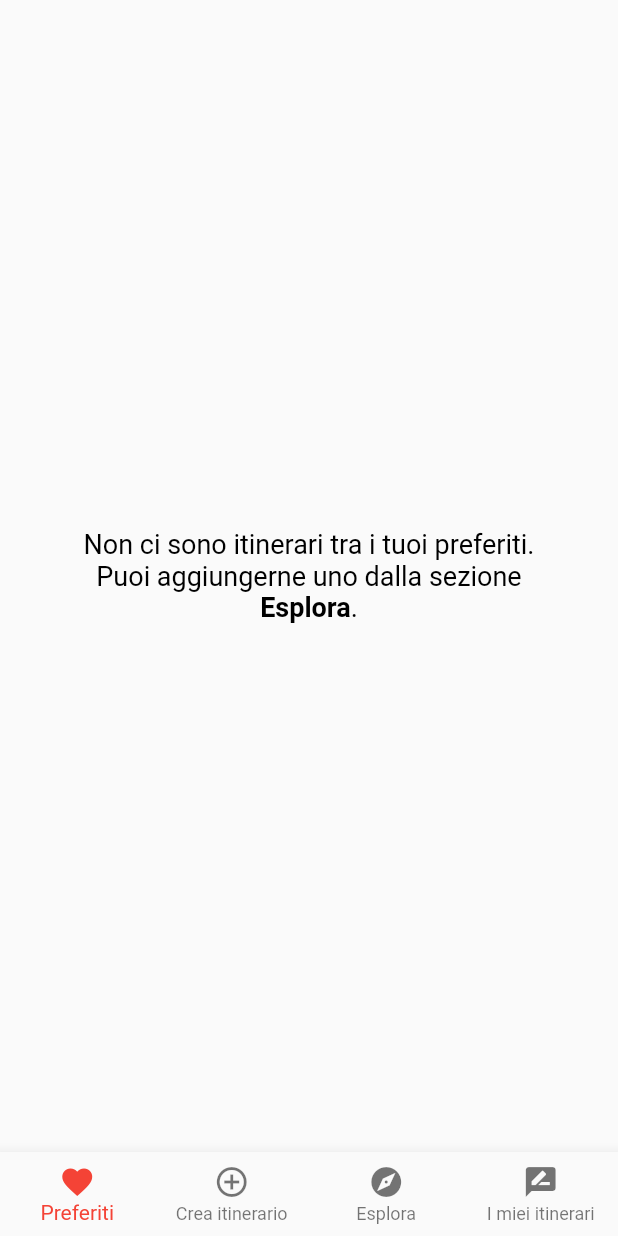
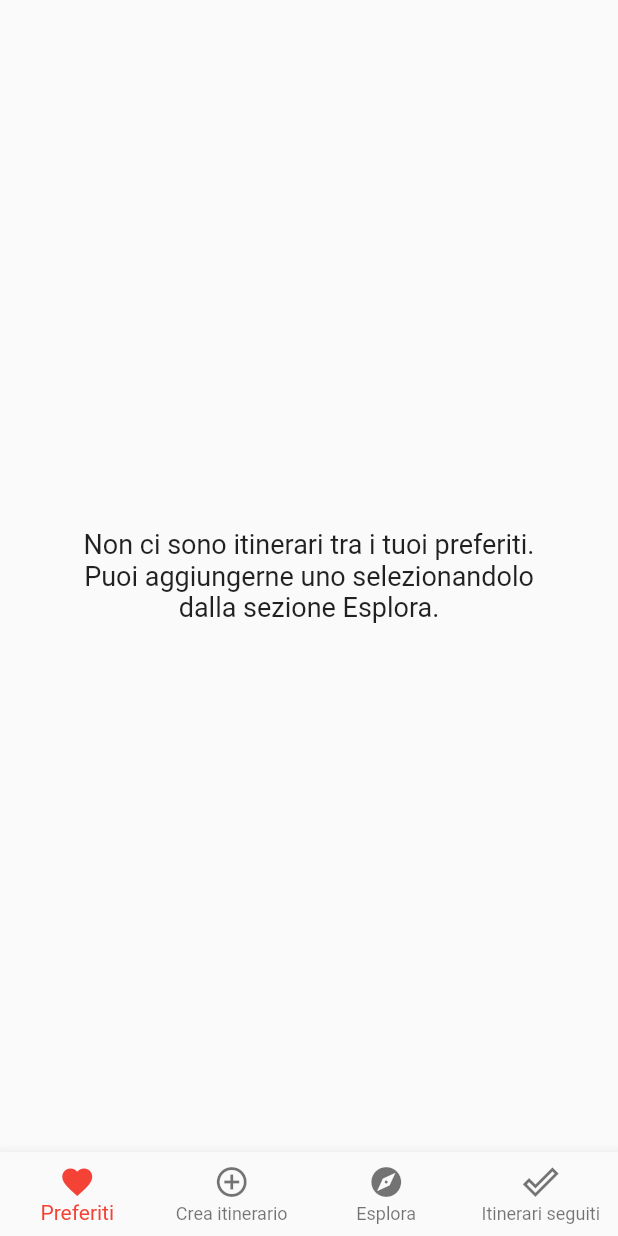
Before and after one commit to AlessioLuciani/GuideMe, a Flutter app: the IOSLayout screen opened directly, on a phone screen of 412 x 824 dp. Run offline on Flutter 3.47's test engine with Material 2 defaults, Android fonts, the phone set to English and light mode, and no system bars; our stand-ins replace google_maps_flutter, image_picker, permission_handler.

Commit message:
Piccolo fix

```diff
--- a/lib/base_layouts/android_layout.dart
+++ b/lib/base_layouts/android_layout.dart
@@ -18,9 +18,9 @@ class DrawerItem {
 class AndroidLayout extends StatefulWidget {
   final drawerItems = [
     new DrawerItem("Esplora", Icons.explore),
-    new DrawerItem("Aggiungi itinerario", Icons.add_circle_outline),
-    new DrawerItem("I miei itinerari", Icons.rate_review),
-    new DrawerItem("Preferiti", Icons.bookmark),
+    new DrawerItem("Crea itinerario", Icons.add_circle_outline),
+    new DrawerItem("Itinerari seguiti", Icons.done_outline),
+    new DrawerItem("Preferiti", Icons.favorite),
     new DrawerItem("Esci", Icons.exit_to_app),
   ];
 
--- a/lib/base_layouts/ios_layout.dart
+++ b/lib/base_layouts/ios_layout.dart
@@ -41,8 +41,8 @@ class IOSLayoutState extends State<IOSLayout> {
             title: new Text('Esplora'),
           ),
           BottomNavigationBarItem(
-            icon: new Icon(Icons.rate_review),
-            title: new Text('I miei itinerari'),
+            icon: new Icon(Icons.done_outline),
+            title: new Text('Itinerari seguiti'),
           ),
         ],
       ),
--- a/lib/fragments/favourites.dart
+++ b/lib/fragments/favourites.dart
@@ -13,31 +13,10 @@ class FavouritesFragment extends StatelessWidget {
         alignment: Alignment.center,
         child: Padding(
           padding: EdgeInsets.all(40),
-          child: RichText(
-            textAlign: TextAlign.center,
-            text: new TextSpan(
-              // Note: Styles for TextSpans must be explicitly defined.
-              // Child text spans will inherit styles from parent
-              style: new TextStyle(
-                fontSize: 14.0,
-                color: Colors.black,
-              ),
-              children: <TextSpan>[
-                new TextSpan(
-                    text:
-                        "Non ci sono itinerari tra i tuoi preferiti. \nPuoi aggiungerne uno dalla sezione ",
-                    style: TextStyle(fontSize: 18)),
-                new TextSpan(
-                    text: 'Esplora',
-                    style: new TextStyle(
-                        fontWeight: FontWeight.bold, fontSize: 18)),
-                new TextSpan(
-                    text:
-                        ".",
-                    style: TextStyle(fontSize: 18)),
-              ],
-            ),
-          ),
+          child: Text(
+              "Non ci sono itinerari tra i tuoi preferiti. \nPuoi aggiungerne uno selezionandolo dalla sezione Esplora.",
+              textAlign: TextAlign.center,
+              style: TextStyle(fontSize: 18)),
         ),
       );
     }
```
